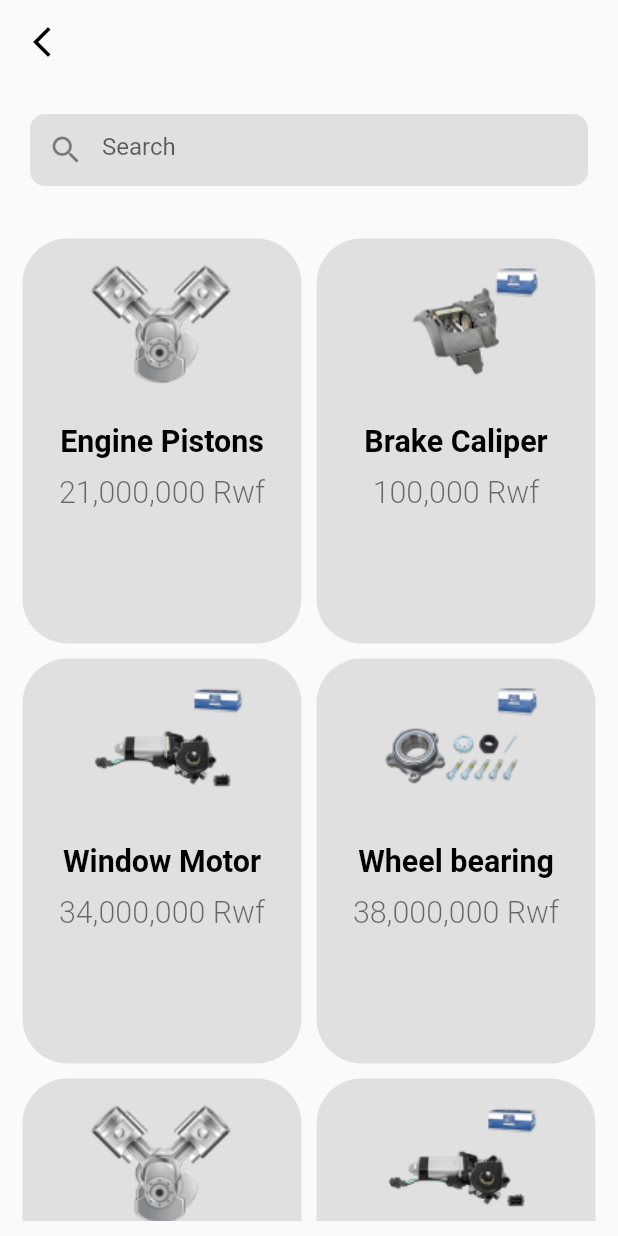
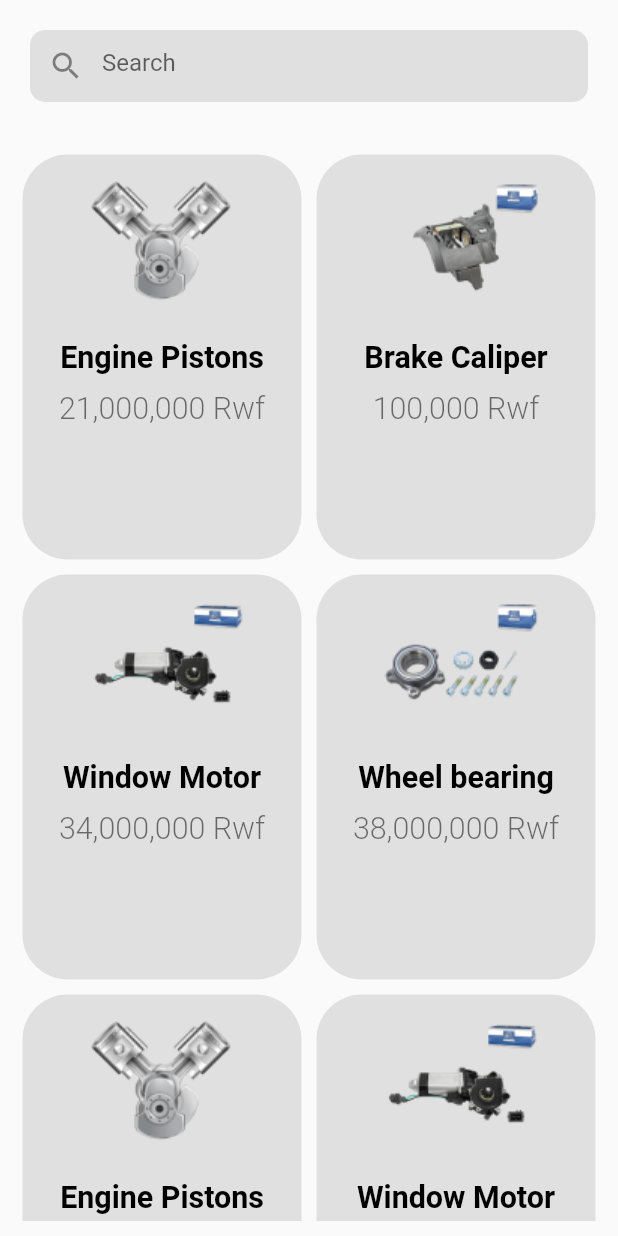
Before and after one commit to leudemon/Garage-app, a Flutter app: the HomePage screen opened directly, after a tap on "viewmore", on a phone screen of 412 x 824 dp. Run offline on Flutter 3.47's test engine with Material 2 defaults, Android fonts, the light colour scheme and no system bars; drawn by our look-alikes of google_nav_bar; our stand-ins replace country_code_picker, flutter_screenutil, page_transition, pin_code_fields.

Commit message:
Styling updates, added navbar item

```diff
--- a/ikirenga/lib/home/home.dart
+++ b/ikirenga/lib/home/home.dart
@@ -179,6 +179,10 @@ class _HomeState extends State<Home> {
           ],
         ),
       ),
+      floatingActionButton: FloatingActionButton(
+          onPressed: (){},
+          child: const Icon(Icons.shopping_bag_outlined,),
+      ),
     );
   }
 }
--- a/ikirenga/lib/home/homepage.dart
+++ b/ikirenga/lib/home/homepage.dart
@@ -14,9 +14,10 @@ class _HomePageState extends State<HomePage> {
   int _currentIndex = 0;
   final screens = [
     const Home(),
-    const Center(child: Text('Search')),
-    const Center(child: Text('Orders')),
-    const Center(child: Text('Profile')),
+    const Center(child: Text('Used Cars')),
+    const Center(child: Text('Spare Parts')),
+    const Center(child: Text('Mechanics')),
+    const Center(child: Text('Settings'))
   ];
   @override
   Widget build(BuildContext context) {
@@ -29,10 +30,10 @@ class _HomePageState extends State<HomePage> {
           padding: const EdgeInsets.symmetric(vertical: 10,horizontal: 7),
           color: Colors.black,
           activeColor: Colors.black,
-          tabBackgroundColor: Colors.yellow.shade600.withOpacity(0.8),
+          tabBackgroundColor: Colors.yellow,
           iconSize: 30,
           gap: 5,
-          duration: const Duration(microseconds: 2000),
+          duration: const Duration(microseconds: 5000),
           tabs: const [
             GButton(
 
@@ -41,13 +42,18 @@ class _HomePageState extends State<HomePage> {
             ),
             GButton(
 
-              icon: Icons.accessibility_outlined,
-              text: 'Mechanics',
+              icon: Icons.car_repair_outlined,
+              text: 'Used Cars',
             ),
             GButton(
 
-              icon: Icons.shopping_bag_outlined,
-              text: 'Order',
+              icon: Icons.settings_applications_outlined,
+              text: 'Spare parts',
+            ),
+            GButton(
+
+              icon: Icons.accessibility_outlined,
+              text: 'Mechanics',
             ),
             GButton(
 
--- a/ikirenga/lib/productpages/spareparts.dart
+++ b/ikirenga/lib/productpages/spareparts.dart
@@ -62,17 +62,7 @@ class _SparePartsState extends State<SpareParts> {
   @override
   Widget build(BuildContext context) {
     return Scaffold(
-      appBar: AppBar(
-        backgroundColor: Colors.transparent,
-        elevation: 0.0,
-        leading: IconButton(
-          onPressed: () => Navigator.pop(context),
-          icon: const Icon(
-            Icons.arrow_back_ios_new_outlined,
-            color: Colors.black,
-          ),
-        ),
-      ),
+
       body: SafeArea(
         child: Column(children: [
           Container(
```
